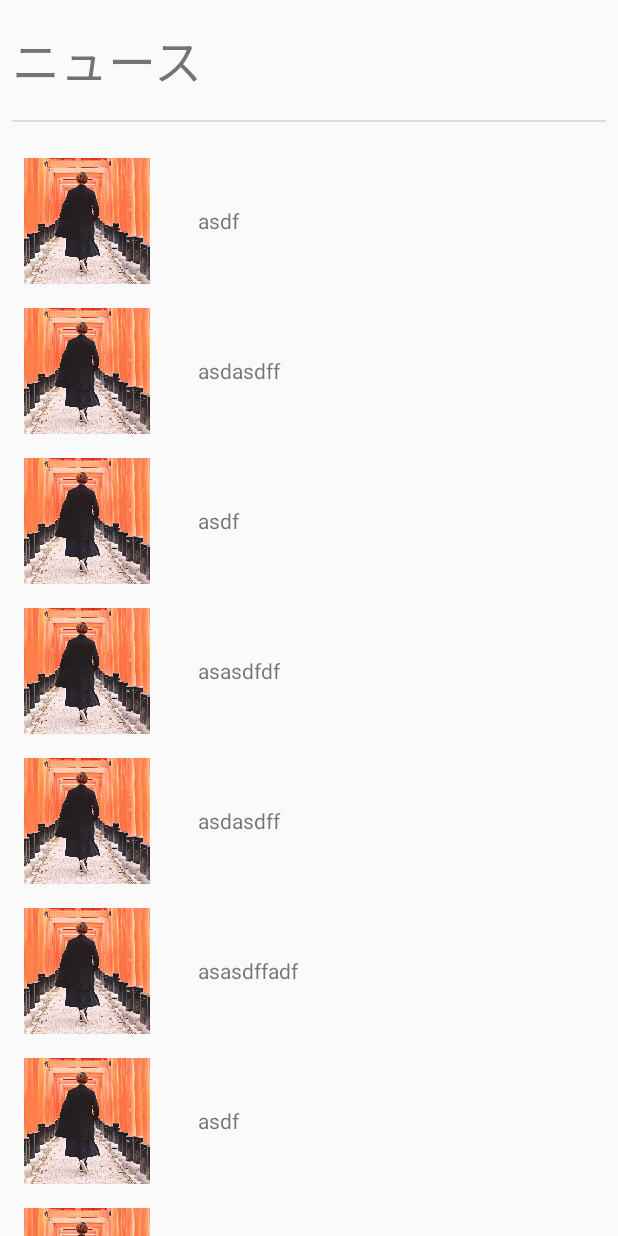
After one commit to kuramu1108/gassai-android, an Android app: the fragment FeedFragment shown on its own in the app's theme, on a phone screen of 412 x 824 dp. The commit adds this screen. Run offline under Robolectric (Android 15) with nearby library versions, the phone set to English and light mode, and no system bars; our stand-ins replace Dagger/Hilt's generated code, data binding; libraries missing offline, so code that uses them is left out: com.varunest.sparkbutton.

Commit message:
basic setup for feed fragment

```diff
--- a/app/src/main/java/com/pocraft/gassai/di/module/FragmentModule.kt
+++ b/app/src/main/java/com/pocraft/gassai/di/module/FragmentModule.kt
@@ -1,9 +1,6 @@
 package com.pocraft.gassai.di.module
 
-import com.pocraft.gassai.view.fragment.HomeFragment
-import com.pocraft.gassai.view.fragment.ReminderFragment
-import com.pocraft.gassai.view.fragment.TeamFragment
-import com.pocraft.gassai.view.fragment.TimeTableFragment
+import com.pocraft.gassai.view.fragment.*
 import dagger.Module
 import dagger.android.ContributesAndroidInjector
 
@@ -20,4 +17,7 @@ abstract class FragmentModule {
 
     @ContributesAndroidInjector
     abstract fun bindReminderFragment(): ReminderFragment
+
+    @ContributesAndroidInjector
+    abstract fun bindFeedFragment(): FeedFragment
 }
--- a/app/src/main/java/com/pocraft/gassai/di/module/ViewModelFactory.kt
+++ b/app/src/main/java/com/pocraft/gassai/di/module/ViewModelFactory.kt
@@ -2,6 +2,7 @@ package com.pocraft.gassai.di.module
 
 import androidx.lifecycle.ViewModel
 import androidx.lifecycle.ViewModelProvider
+import com.pocraft.gassai.viewmodel.FeedViewModel
 import com.pocraft.gassai.viewmodel.TimeTableViewModel
 import dagger.Binds
 import dagger.MapKey
@@ -29,4 +30,9 @@ abstract class ViewModelModule {
     @IntoMap
     @ViewModelKey(TimeTableViewModel::class)
     internal abstract fun bindTimeTableViewModel(viewModel: TimeTableViewModel): ViewModel
+
+    @Binds
+    @IntoMap
+    @ViewModelKey(FeedViewModel::class)
+    internal abstract fun bindFeedViewModel(viewModel: FeedViewModel): ViewModel
 }
--- /dev/null
+++ b/app/src/main/java/com/pocraft/gassai/model/Post.kt
@@ -0,0 +1,7 @@
+package com.pocraft.gassai.model
+
+data class Post(
+    val id: Int,
+    var content: String,
+    var url: String
+)
--- /dev/null
+++ b/app/src/main/java/com/pocraft/gassai/model/dummyContent.kt
@@ -0,0 +1,14 @@
+package com.pocraft.gassai.model
+
+val dummyPosts = mutableListOf(
+    Post(0, "asdf", "asdf"),
+    Post(1, "asdasdff", "asdf"),
+    Post(2, "asdf", "asdf"),
+    Post(3, "asasdfdf", "asdf"),
+    Post(4, "asdasdff", "asdf"),
+    Post(5, "asasdffadf", "asdf"),
+    Post(6, "asdf", "asdf"),
+    Post(7, "asasdfdf", "asdf"),
+    Post(8, "asasdfdf", "asdf"),
+    Post(9, "asasdfasdfadf", "asdf")
+)
--- /dev/null
+++ b/app/src/main/java/com/pocraft/gassai/view/adapter/PostAdapter.kt
@@ -0,0 +1,42 @@
+package com.pocraft.gassai.view.adapter
+
+import android.view.LayoutInflater
+import android.view.ViewGroup
+import androidx.recyclerview.widget.ListAdapter
+import androidx.recyclerview.widget.DiffUtil
+import androidx.recyclerview.widget.RecyclerView
+import com.pocraft.gassai.databinding.ListItemPostFeedFragmentBinding
+import com.pocraft.gassai.model.Post
+
+class PostAdapter: ListAdapter<Post, PostAdapter.ViewHolder>(PostDiffCallback()) {
+    override fun onCreateViewHolder(parent: ViewGroup, viewType: Int): ViewHolder {
+        return ViewHolder.from(parent)
+    }
+
+    override fun onBindViewHolder(holder: ViewHolder, position: Int) {
+        val item = getItem(position)
+        holder.bind(item)
+    }
+
+    class ViewHolder(val binding: ListItemPostFeedFragmentBinding): RecyclerView.ViewHolder(binding.root) {
+        fun bind(item: Post) {
+            binding.post = item
+            binding.executePendingBindings()
+        }
+
+        companion object {
+            fun from(parent: ViewGroup): ViewHolder {
+                val layoutInflater = LayoutInflater.from(parent.context)
+                val binding = ListItemPostFeedFragmentBinding.inflate(layoutInflater, parent, false)
+                return ViewHolder(binding)
+            }
+        }
+    }
+}
+
+class PostDiffCallback: DiffUtil.ItemCallback<Post>() {
+    override fun areItemsTheSame(oldItem: Post, newItem: Post) = oldItem.id == newItem.id
+
+    override fun areContentsTheSame(oldItem: Post, newItem: Post) = oldItem.id == newItem.id
+
+}
--- /dev/null
+++ b/app/src/main/java/com/pocraft/gassai/view/fragment/FeedFragment.kt
@@ -0,0 +1,64 @@
+package com.pocraft.gassai.view.fragment
+
+import androidx.lifecycle.ViewModelProviders
+import android.os.Bundle
+import androidx.fragment.app.Fragment
+import android.view.LayoutInflater
+import android.view.View
+import android.view.ViewGroup
+import androidx.databinding.DataBindingUtil
+import androidx.lifecycle.ViewModelProvider
+
+import com.pocraft.gassai.R
+import com.pocraft.gassai.databinding.FeedFragmentBinding
+import com.pocraft.gassai.model.dummyPosts
+import com.pocraft.gassai.util.lazyViewModel
+import com.pocraft.gassai.view.adapter.PostAdapter
+import com.pocraft.gassai.viewmodel.FeedViewModel
+import dagger.android.support.AndroidSupportInjection
+import javax.inject.Inject
+
+class FeedFragment : Fragment() {
+
+    companion object {
+        fun newInstance() = FeedFragment()
+    }
+    private lateinit var binding: FeedFragmentBinding
+
+    @Inject
+    lateinit var viewModelFactory: ViewModelProvider.Factory
+    private val viewModel by lazyViewModel<FeedViewModel> { viewModelFactory }
+
+    override fun onCreate(savedInstanceState: Bundle?) {
+        AndroidSupportInjection.inject(this)
+        super.onCreate(savedInstanceState)
+    }
+
+    override fun onCreateView(
+        inflater: LayoutInflater, container: ViewGroup?,
+        savedInstanceState: Bundle?
+    ): View? {
+        binding = DataBindingUtil.inflate(
+            inflater,
+            R.layout.feed_fragment,
+            container,
+            false
+        )
+        binding.feedViewModel = viewModel
+
+        binding.lifecycleOwner = this
+
+        val adapter = PostAdapter()
+        binding.postRecyclerview.adapter = adapter
+
+        adapter.submitList(dummyPosts)
+
+        return binding.root
+    }
+
+    override fun onActivityCreated(savedInstanceState: Bundle?) {
+        super.onActivityCreated(savedInstanceState)
+        // TODO: Use the ViewModel
+    }
+
+}
--- a/app/src/main/java/com/pocraft/gassai/view/fragment/ui/HomeFragmentUI.kt
+++ b/app/src/main/java/com/pocraft/gassai/view/fragment/ui/HomeFragmentUI.kt
@@ -5,13 +5,14 @@ import android.widget.TextView
 import com.pocraft.gassai.R
 import com.pocraft.gassai.view.fragment.HomeFragment
 import org.jetbrains.anko.*
+import org.jetbrains.anko.constraint.layout.constraintLayout
 
 class HomeFragmentUI: AnkoComponent<HomeFragment> {
     lateinit var textView: TextView
     lateinit var fetchButton: Button
     lateinit var resultText: TextView
     override fun createView(ui: AnkoContext<HomeFragment>) = with(ui) {
-        relativeLayout {
+        constraintLayout {
             id = R.id.homeFragment
             textView = textView {
                 id = R.id.text_view
@@ -22,14 +23,15 @@ class HomeFragmentUI: AnkoComponent<HomeFragment> {
                 id = R.id.fetch_button
                 text = "fetch"
             }.lparams(width = wrapContent, height = wrapContent) {
-                bottomOf(textView)
+
+                topToBottom = R.id.text_view
             }
 
             resultText = textView {
                 id = R.id.result_text_view
                 text = ""
             }.lparams(width = wrapContent, height = wrapContent) {
-                bottomOf(fetchButton)
+                topToBottom = R.id.fetch_button
             }
         }
     }
--- /dev/null
+++ b/app/src/main/java/com/pocraft/gassai/viewmodel/FeedViewModel.kt
@@ -0,0 +1,8 @@
+package com.pocraft.gassai.viewmodel
+
+import androidx.lifecycle.ViewModel
+import javax.inject.Inject
+
+class FeedViewModel @Inject constructor(): ViewModel() {
+    // TODO: Implement the ViewModel
+}
--- /dev/null
+++ b/app/src/main/res/layout/feed_fragment.xml
@@ -0,0 +1,59 @@
+<?xml version="1.0" encoding="utf-8"?>
+<layout xmlns:android="http://schemas.android.com/apk/res/android"
+    xmlns:app="http://schemas.android.com/apk/res-auto"
+    xmlns:tools="http://schemas.android.com/tools">
+
+    <data>
+        <variable
+            name="feedViewModel"
+            type="com.pocraft.gassai.viewmodel.FeedViewModel" />
+    </data>
+    <androidx.constraintlayout.widget.ConstraintLayout
+        android:id="@+id/frameLayout"
+        android:layout_width="match_parent"
+        android:layout_height="match_parent"
+        tools:context=".view.fragment.FeedFragment">
+        <TextView
+            android:id="@+id/text_view"
+            android:layout_width="0dp"
+            android:layout_height="wrap_content"
+            android:layout_marginStart="8dp"
+            android:layout_marginEnd="8dp"
+            android:layout_marginTop="16dp"
+            android:layout_marginBottom="16dp"
+            android:text="ニュース"
+            android:textSize="32dp"
+            app:layout_constraintBottom_toTopOf="@id/divider"
+            app:layout_constraintEnd_toEndOf="parent"
+            app:layout_constraintStart_toStartOf="parent"
+            app:layout_constraintTop_toTopOf="parent" />
+
+        <View
+            android:id="@+id/divider"
+            android:layout_width="match_parent"
+            android:layout_height="1dp"
+            android:layout_marginStart="8dp"
+            android:layout_marginEnd="8dp"
+            android:background="?android:attr/listDivider"
+            app:layout_constraintBottom_toTopOf="@+id/post_recyclerview"
+            app:layout_constraintEnd_toEndOf="parent"
+            app:layout_constraintStart_toStartOf="parent"
+            app:layout_constraintTop_toBottomOf="@id/text_view" />
+
+        <androidx.recyclerview.widget.RecyclerView
+            android:id="@+id/post_recyclerview"
+            android:layout_width="0dp"
+            android:layout_height="0dp"
+            android:layout_marginTop="16dp"
+            android:layout_marginStart="8dp"
+            android:layout_marginEnd="8dp"
+            app:layout_constraintTop_toBottomOf="@id/divider"
+            app:layout_constraintBottom_toBottomOf="parent"
+            app:layout_constraintStart_toStartOf="parent"
+            app:layout_constraintEnd_toEndOf="parent"
+            app:layoutManager="androidx.recyclerview.widget.LinearLayoutManager">
+
+        </androidx.recyclerview.widget.RecyclerView>
+
+    </androidx.constraintlayout.widget.ConstraintLayout>
+</layout>
--- /dev/null
+++ b/app/src/main/res/layout/list_item_post_feed_fragment.xml
@@ -0,0 +1,48 @@
+<?xml version="1.0" encoding="utf-8"?>
+<layout xmlns:tools="http://schemas.android.com/tools"
+    xmlns:app="http://schemas.android.com/apk/res-auto"
+    xmlns:android="http://schemas.android.com/apk/res/android">
+
+    <data>
+        <variable
+            name="post"
+            type="com.pocraft.gassai.model.Post" />
+    </data>
+
+    <androidx.constraintlayout.widget.ConstraintLayout
+        android:layout_width="match_parent"
+        android:layout_height="wrap_content">
+
+        <LinearLayout
+            android:layout_width="match_parent"
+            android:layout_height="wrap_content"
+            android:minHeight="84dp"
+            android:layout_marginStart="8dp"
+            android:layout_marginTop="8dp"
+            android:layout_marginEnd="8dp"
+            android:layout_marginBottom="8dp"
+            android:orientation="horizontal"
+            app:layout_constraintBottom_toBottomOf="parent"
+            app:layout_constraintEnd_toEndOf="parent"
+            app:layout_constraintStart_toStartOf="parent"
+            app:layout_constraintTop_toTopOf="parent">
+
+            <ImageView
+                android:id="@+id/imageView"
+                android:layout_width="84dp"
+                android:layout_height="match_parent"
+                android:adjustViewBounds="true"
+                android:scaleType="centerCrop"
+                app:srcCompat="@drawable/test"
+                android:layout_marginRight="32dp"/>
+
+            <TextView
+                android:id="@+id/textView"
+                android:layout_width="match_parent"
+                android:layout_height="wrap_content"
+                android:text="@{post.content}"
+                android:layout_gravity="center_vertical"/>
+        </LinearLayout>
+
+    </androidx.constraintlayout.widget.ConstraintLayout>
+</layout>
--- a/app/src/main/res/navigation/nav_graph.xml
+++ b/app/src/main/res/navigation/nav_graph.xml
@@ -3,8 +3,8 @@
             xmlns:app="http://schemas.android.com/apk/res-auto"
             xmlns:tools="http://schemas.android.com/tools" android:id="@+id/nav_graph"
             app:startDestination="@id/homeFragment">
-    <fragment android:id="@+id/homeFragment" android:name="com.pocraft.gassai.view.fragment.HomeFragment"
-              android:label="HomeFragment">
+    <fragment android:id="@+id/homeFragment" android:name="com.pocraft.gassai.view.fragment.FeedFragment"
+              android:label="FeedFragment">
         <action android:id="@+id/action_homeFragment_to_timeTableFragment"
                 app:destination="@id/timeTableFragment"/>
     </fragment>
--- a/app/src/main/res/values/colors.xml
+++ b/app/src/main/res/values/colors.xml
@@ -1,7 +1,7 @@
 <?xml version="1.0" encoding="utf-8"?>
 <resources>
-    <color name="colorPrimary">#FFA2A2</color>
-    <color name="colorPrimaryDark">#5F0023</color>
+    <color name="colorPrimary">@android:color/holo_red_dark</color>
+    <color name="colorPrimaryDark">@android:color/holo_red_dark</color>
     <color name="colorAccent">#D81B60</color>
     <color name="colorActionBarPrimary">#FFFFFF</color>
 
--- a/app/src/main/res/values/dimens.xml
+++ b/app/src/main/res/values/dimens.xml
@@ -2,4 +2,6 @@
     <!-- Default screen margins, per the Android Design guidelines. -->
     <dimen name="activity_horizontal_margin">16dp</dimen>
     <dimen name="activity_vertical_margin">16dp</dimen>
+    <dimen name="text_margin">16dp</dimen>
+    <dimen name="bottom_nav_height">64dp</dimen>
 </resources>
--- a/build.gradle
+++ b/build.gradle
@@ -10,6 +10,8 @@ buildscript {
         anko_version = '0.10.8'
         nav_version = '2.2.0-rc01'
         room_version = '2.2.0-rc01'
+        gradle_version = '3.5.2'
+        databinding_compiler_version = gradle_version
     }
 
     repositories {
@@ -18,7 +20,7 @@ buildscript {
         maven { url "https://jitpack.io" }
     }
     dependencies {
-        classpath 'com.android.tools.build:gradle:3.5.2'
+        classpath "com.android.tools.build:gradle:$gradle_version"
         classpath "org.jetbrains.kotlin:kotlin-gradle-plugin:$kotlin_version"
         classpath "androidx.navigation:navigation-safe-args-gradle-plugin:$nav_version"
         // NOTE: Do not place your application dependencies here; they belong
```
Also changed, not shown: app/build.gradle (+16 -4 lines).
